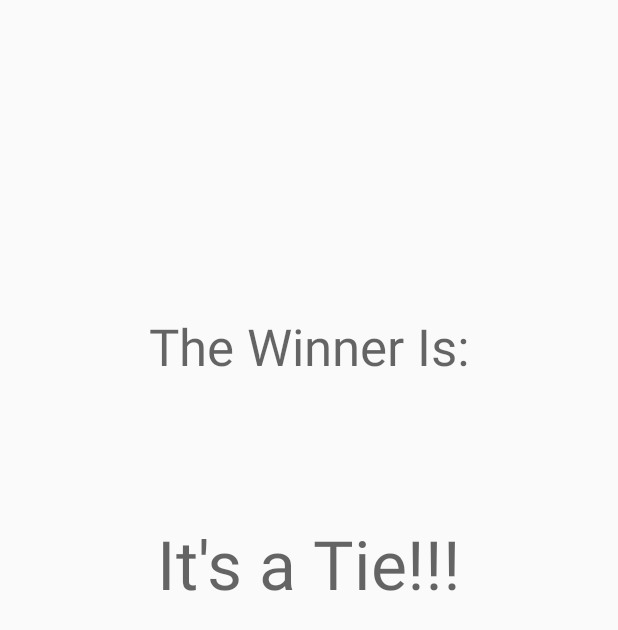
After one commit to c-reeder/hint, an Android app: the WinnerActivity screen opened directly, with no data from a screen before it, on a phone screen of 412 x 824 dp. The commit adds this screen. Shown: the top 630 px of the screen. Run offline under Robolectric (Android 15) with nearby library versions, the phone set to English and light mode, and no system bars.

Commit message:
Completed basic turn/points logic
Added winner screen

```diff
--- /dev/null
+++ b/app/src/main/java/com/wordpress/simpledevelopments/password/WinnerActivity.java
@@ -0,0 +1,28 @@
+package com.wordpress.simpledevelopments.password;
+
+import android.content.Intent;
+import android.support.v7.app.AppCompatActivity;
+import android.os.Bundle;
+import android.util.Log;
+import android.widget.TextView;
+
+public class WinnerActivity extends AppCompatActivity {
+
+    private static final String TAG = "WinnerActivity";
+
+    @Override
+    protected void onCreate(Bundle savedInstanceState) {
+        super.onCreate(savedInstanceState);
+        setContentView(R.layout.activity_winner);
+        Intent parentIntent = getIntent();
+        Log.d(TAG, parentIntent.getStringExtra("winnerTeamName"));
+        TextView winnerView = (TextView) findViewById(R.id.winnerText);
+
+        if (parentIntent.getStringExtra("winnerTeamName") != null) {
+            winnerView.setText(parentIntent.getStringExtra("winnerTeamName"));
+        } else {
+            winnerView.setText("It's a Tie!!!");
+        }
+
+    }
+}
--- /dev/null
+++ b/app/src/main/res/layout/activity_winner.xml
@@ -0,0 +1,31 @@
+<?xml version="1.0" encoding="utf-8"?>
+<android.support.constraint.ConstraintLayout xmlns:android="http://schemas.android.com/apk/res/android"
+    xmlns:app="http://schemas.android.com/apk/res-auto"
+    xmlns:tools="http://schemas.android.com/tools"
+    android:id="@+id/activity_winner"
+    android:layout_width="match_parent"
+    android:layout_height="match_parent"
+    tools:context="com.wordpress.simpledevelopments.password.WinnerActivity">
+
+    <TextView
+        android:text="The Winner Is:"
+        android:layout_width="wrap_content"
+        android:layout_height="wrap_content"
+        app:layout_constraintRight_toRightOf="parent"
+        app:layout_constraintLeft_toLeftOf="parent"
+        android:layout_marginTop="208dp"
+        app:layout_constraintTop_toTopOf="parent"
+        android:textAppearance="@style/TextAppearance.AppCompat.Display1"
+        android:id="@+id/textView4" />
+
+    <TextView
+        android:layout_width="wrap_content"
+        android:layout_height="wrap_content"
+        android:id="@+id/winnerText"
+        app:layout_constraintLeft_toLeftOf="parent"
+        app:layout_constraintRight_toRightOf="parent"
+        app:layout_constraintTop_toBottomOf="@+id/textView4"
+        app:layout_constraintBottom_toBottomOf="parent"
+        android:textAppearance="@style/TextAppearance.AppCompat.Display2"
+        app:layout_constraintVertical_bias="0.18" />
+</android.support.constraint.ConstraintLayout>
```
Also changed, not shown: app/src/main/AndroidManifest.xml (+4 -3 lines), app/src/main/java/com/wordpress/simpledevelopments/password/TurnActivity.java (+43 -3 lines).
